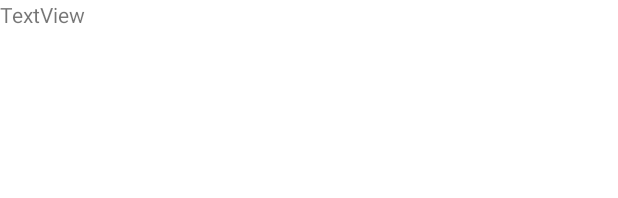
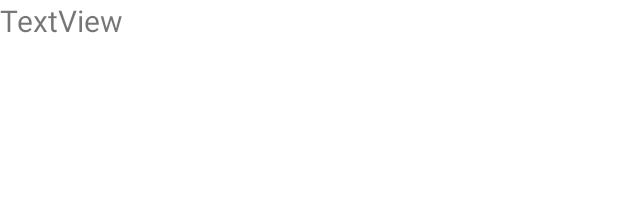
Before and after one commit to nicohsfu/android-device-sensors, an Android app: the layout row.xml on its own in the app's theme, with its tools: preview values and no code run, on a phone screen of 412 x 824 dp. Shown: the top 198 px of the screen. Run offline under Robolectric (Android 15) with nearby library versions, the light colour scheme and no system bars.

Commit message:
increase font size + spacing on sensor layout

```diff
--- a/app/src/main/res/layout/row.xml
+++ b/app/src/main/res/layout/row.xml
@@ -1,14 +1,16 @@
 <?xml version="1.0" encoding="utf-8"?>
 <LinearLayout xmlns:android="http://schemas.android.com/apk/res/android"
-    android:orientation="horizontal"
+    android:id="@+id/listLayout"
     android:layout_width="match_parent"
     android:layout_height="wrap_content"
-    android:id="@+id/listLayout">
+    android:layout_marginBottom="15sp"
+    android:orientation="horizontal">
 
     <TextView
         android:id="@+id/sensorNameTextView"
         android:layout_width="match_parent"
         android:layout_height="wrap_content"
-        android:text="TextView" />
+        android:text="TextView"
+        android:textSize="20sp" />
 
 </LinearLayout>
```
